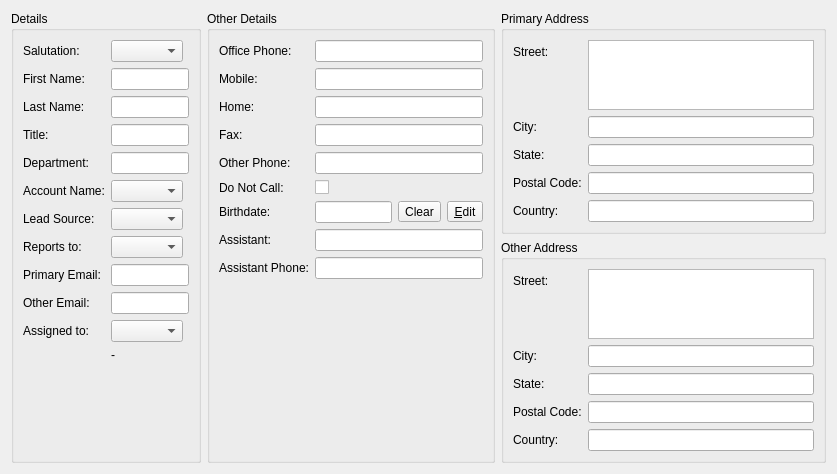
KDAB/FatCRM, file client/src/details/contactdetails.ui: the form before one commit.
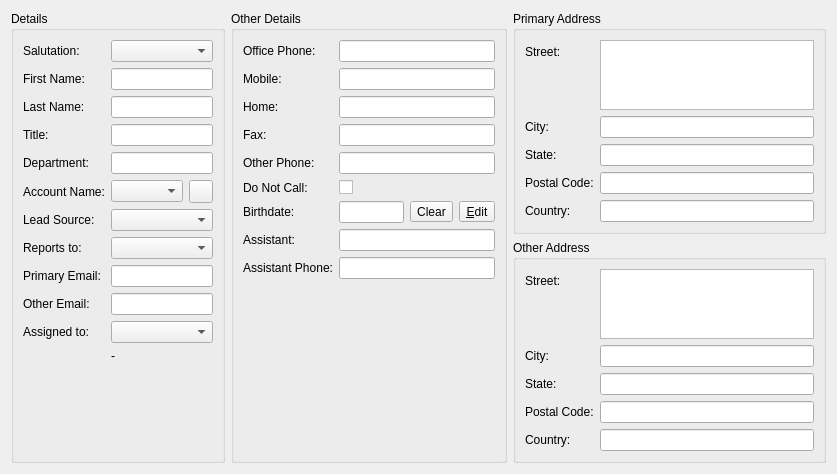
The form after the commit. Icons and pictures are not drawn. Custom widgets are drawn as their Qt base class.

Commit message: Add Open-Account button next to account combo in the Contact Details form too

Diff of the .ui file:
```diff
--- a/client/src/details/contactdetails.ui
+++ b/client/src/details/contactdetails.ui
@@ -20,9 +20,6 @@
       <string>Details</string>
      </property>
      <layout class="QFormLayout" name="formLayout">
-      <property name="fieldGrowthPolicy">
-       <enum>QFormLayout::ExpandingFieldsGrow</enum>
-      </property>
       <item row="0" column="0">
        <widget class="QLabel" name="label">
         <property name="text">
@@ -81,7 +78,20 @@
        </widget>
       </item>
       <item row="5" column="1">
-       <widget class="QComboBox" name="account_name"/>
+       <layout class="QHBoxLayout" name="accountLayout">
+        <item>
+         <widget class="QComboBox" name="account_name"/>
+        </item>
+        <item>
+         <widget class="QToolButton" name="buttonOpenAccount">
+          <property name="icon">
+           <iconset theme="document-open">
+            <normaloff/>
+           </iconset>
+          </property>
+         </widget>
+        </item>
+       </layout>
       </item>
       <item row="6" column="0">
        <widget class="QLabel" name="label_7">
```
Left out of the diff: 1 changed line with no effect on the pictures. The commit also changes 2 other files.
